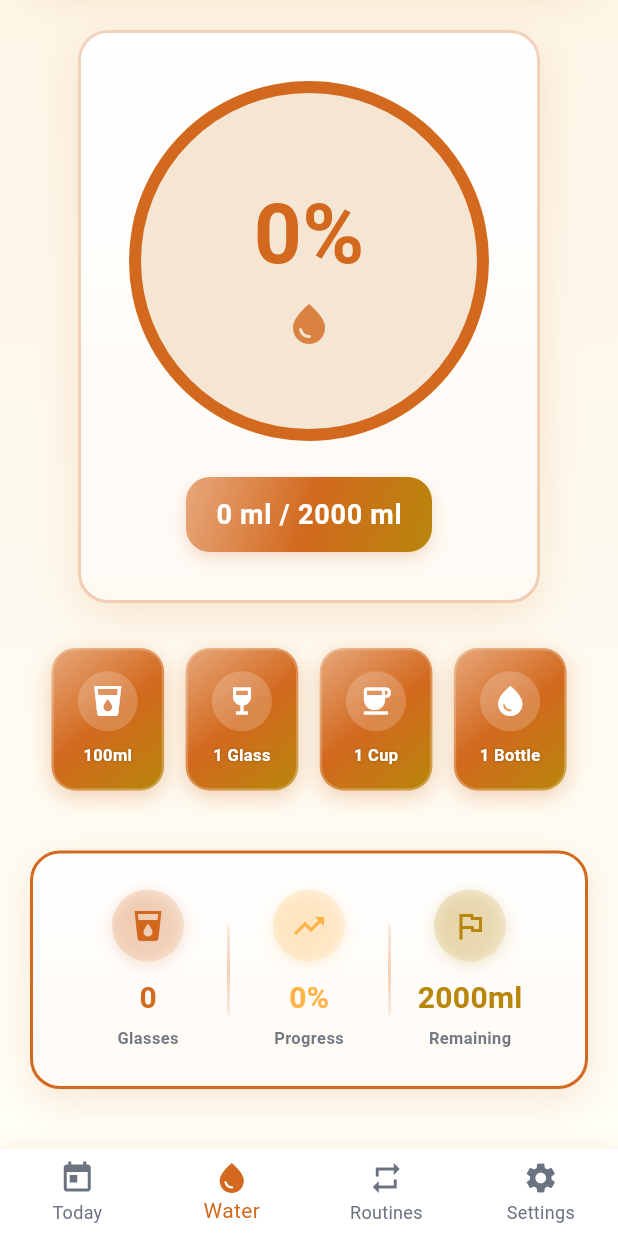
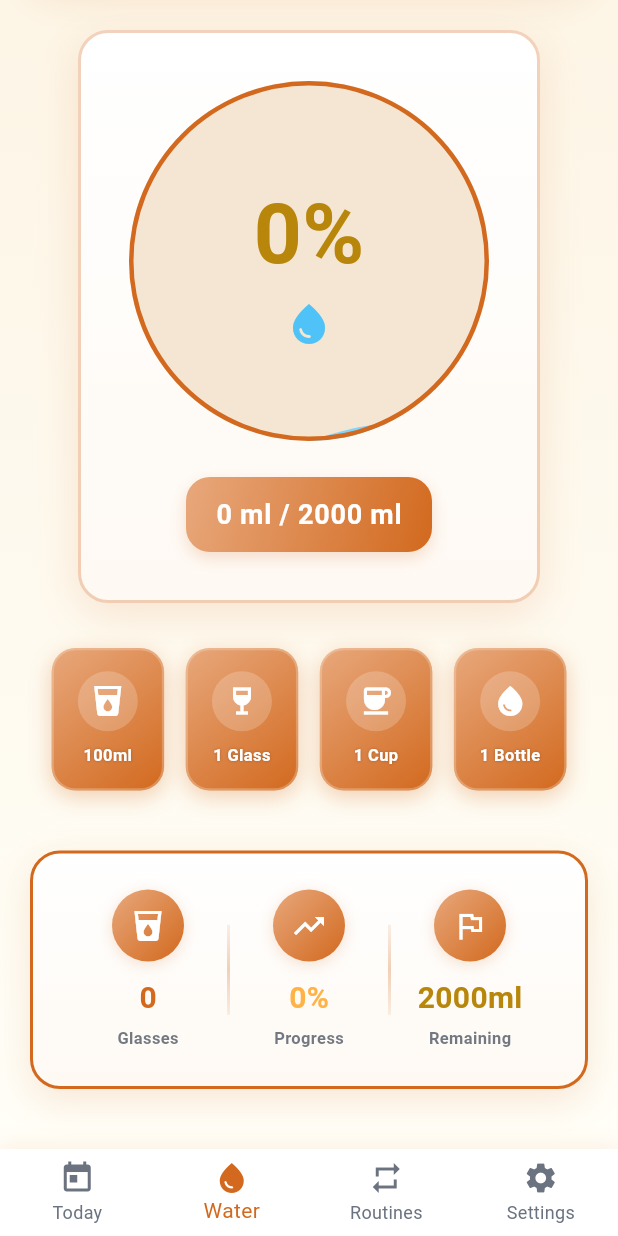
Before and after one commit to yigitalisonmez/me_hub, a Flutter app: the screen it shows after launch, item 2 of the bottom bar chosen, scrolled down 310 dp, on a phone screen of 412 x 824 dp. Run offline on Flutter 3.47's test engine with Material 3 defaults, Android fonts, the phone set to English and light mode, and no system bars; our stand-ins replace hive, hive_flutter, liquid_progress_indicator_v2, lottie, shared_preferences, timeline_tile; accounts and stored records are empty; network calls fail.

```diff
--- a/lib/features/water/core/constants/water_constants.dart
+++ b/lib/features/water/core/constants/water_constants.dart
@@ -25,29 +25,23 @@ class WaterConstants {
     500: Icons.water_drop,
   };
 
-  // Theme-compatible Colors (Orange/Pastel)
+  // Theme-compatible Colors (Orange/Pastel) - Use AppColors
   static const Color waterOrange = Color(0xFFD2691E); // Primary orange
   static const Color waterOrangeLight = Color(0xFFE8A87C); // Light orange
   static const Color waterCream = Color(0xFFF5E6D3); // Cream
   static const Color waterPeach = Color(0xFFFFB347); // Peachy orange
 
-  // Gradient (Orange theme)
-  static const Gradient waterGradient = LinearGradient(
+  // Water liquid colors (Blue theme for water)
+  static const Color waterBlue = Color(0xFF81D4FA); // Pastel blue (lighter)
+  static const Color waterBlueLight = Color(0xFFB3E5FC); // Very light pastel blue
+  static const Color waterBlueDark = Color(0xFF4FC3F7); // Medium blue
+
+  // Water gradient for liquid
+  static const Gradient waterLiquidGradient = LinearGradient(
     colors: [
-      Color(0xFFE8A87C), // Light orange
-      Color(0xFFD2691E), // Primary orange
-      Color(0xFFB8860B), // Dark orange
-    ],
-    begin: Alignment.topLeft,
-    end: Alignment.bottomRight,
-  );
-
-  // Progress gradient
-  static const Gradient progressGradient = LinearGradient(
-    colors: [
-      Color(0xFFFFB347), // Peach
-      Color(0xFFE8A87C), // Light orange
-      Color(0xFFD2691E), // Primary orange
+      Color(0xFFB3E5FC), // Very light pastel blue
+      Color(0xFF81D4FA), // Light pastel blue
+      Color(0xFF4FC3F7), // Medium blue
     ],
     begin: Alignment.topCenter,
     end: Alignment.bottomCenter,
--- a/lib/features/water/presentation/pages/water_page.dart
+++ b/lib/features/water/presentation/pages/water_page.dart
@@ -169,7 +169,7 @@ class _WaterPageState extends State<WaterPage> with SingleTickerProviderStateMix
                   fontSize: 20,
                   fontWeight: FontWeight.bold,
                   foreground: Paint()
-                    ..shader = WaterConstants.waterGradient.createShader(
+                    ..shader = AppColors.primaryGradient.createShader(
                       const Rect.fromLTWH(0, 0, 200, 50),
                     ),
                   letterSpacing: 1.2,
@@ -188,7 +188,7 @@ class _WaterPageState extends State<WaterPage> with SingleTickerProviderStateMix
             width: 120,
             margin: const EdgeInsets.symmetric(vertical: 16),
             decoration: BoxDecoration(
-              gradient: WaterConstants.waterGradient,
+              gradient: AppColors.primaryGradient,
               borderRadius: BorderRadius.circular(1),
             ),
           ),
--- a/lib/features/water/presentation/widgets/quick_add_buttons.dart
+++ b/lib/features/water/presentation/widgets/quick_add_buttons.dart
@@ -83,7 +83,7 @@ class _QuickAddButtonState extends State<_QuickAddButton>
           width: 75,
           height: 95,
           decoration: BoxDecoration(
-            gradient: WaterConstants.waterGradient,
+            gradient: AppColors.primaryGradient,
             borderRadius: BorderRadius.circular(16),
             border: Border.all(
               color: WaterConstants.waterCream.withValues(alpha: 0.3),
--- a/lib/features/water/presentation/widgets/water_jug.dart
+++ b/lib/features/water/presentation/widgets/water_jug.dart
@@ -49,15 +49,15 @@ class WaterJug extends StatelessWidget {
                 child: Stack(
                   alignment: Alignment.center,
                   children: [
-                    // Liquid circular progress
+                    // Single liquid with natural gradient from wave animation
                     LiquidCircularProgressIndicator(
                       value: animatedProgress.clamp(0.0, 1.0),
                       backgroundColor: AppColors.secondaryCream,
                       valueColor: AlwaysStoppedAnimation(
-                        WaterConstants.waterOrangeLight,
+                        WaterConstants.waterBlue, // Single color - wave creates gradient
                       ),
                       borderColor: AppColors.primaryOrange,
-                      borderWidth: 8.0,
+                      borderWidth: 3.0,
                       direction: Axis.vertical,
                       center: Column(
                         mainAxisAlignment: MainAxisAlignment.center,
@@ -67,14 +67,16 @@ class WaterJug extends StatelessWidget {
                             style: TextStyle(
                               fontSize: 56,
                               fontWeight: FontWeight.bold,
-                              color: animatedProgress > 0.5
+                              color: animatedProgress > 0.4
                                   ? AppColors.white
-                                  : AppColors.primaryOrange,
-                              shadows: animatedProgress > 0.5
+                                  : AppColors.primaryOrangeDark,
+                              shadows: animatedProgress > 0.4
                                   ? [
                                       Shadow(
-                                        color: AppColors.primaryOrangeDark.withValues(alpha: 0.3),
-                                        blurRadius: 4,
+                                        color: WaterConstants.waterBlueDark
+                                            .withValues(alpha: 0.6),
+                                        blurRadius: 8,
+                                        offset: const Offset(2, 2),
                                       ),
                                     ]
                                   : null,
@@ -83,10 +85,20 @@ class WaterJug extends StatelessWidget {
                           const SizedBox(height: 4),
                           Icon(
                             Icons.water_drop,
-                            color: animatedProgress > 0.5
-                                ? AppColors.white.withValues(alpha: 0.9)
-                                : AppColors.primaryOrange.withValues(alpha: 0.8),
+                            color: animatedProgress > 0.4
+                                ? AppColors.white
+                                : WaterConstants.waterBlueDark,
                             size: 32,
+                            shadows: animatedProgress > 0.4
+                                ? [
+                                    Shadow(
+                                      color: WaterConstants.waterBlueDark
+                                          .withValues(alpha: 0.6),
+                                      blurRadius: 8,
+                                      offset: const Offset(2, 2),
+                                    ),
+                                  ]
+                                : null,
                           ),
                         ],
                       ),
@@ -101,7 +113,7 @@ class WaterJug extends StatelessWidget {
           Container(
             padding: const EdgeInsets.symmetric(horizontal: 20, vertical: 12),
             decoration: BoxDecoration(
-              gradient: WaterConstants.waterGradient,
+              gradient: AppColors.primaryGradient,
               borderRadius: BorderRadius.circular(16),
               boxShadow: [
                 BoxShadow(
--- a/lib/features/water/presentation/widgets/water_stats.dart
+++ b/lib/features/water/presentation/widgets/water_stats.dart
@@ -107,18 +107,11 @@ class WaterStats extends StatelessWidget {
         Container(
           padding: const EdgeInsets.all(12),
           decoration: BoxDecoration(
-            gradient: LinearGradient(
-              colors: [
-                color.withValues(alpha: 0.2),
-                color.withValues(alpha: 0.1),
-              ],
-              begin: Alignment.topLeft,
-              end: Alignment.bottomRight,
-            ),
+            gradient: AppColors.primaryGradient,
             shape: BoxShape.circle,
             boxShadow: [
               BoxShadow(
-                color: color.withValues(alpha: 0.2),
+                color: AppColors.primaryOrange.withValues(alpha: 0.2),
                 blurRadius: 8,
                 offset: const Offset(0, 2),
               ),
@@ -126,7 +119,7 @@ class WaterStats extends StatelessWidget {
           ),
           child: Icon(
             icon,
-            color: color,
+            color: AppColors.white,
             size: 24,
           ),
         ),
```
